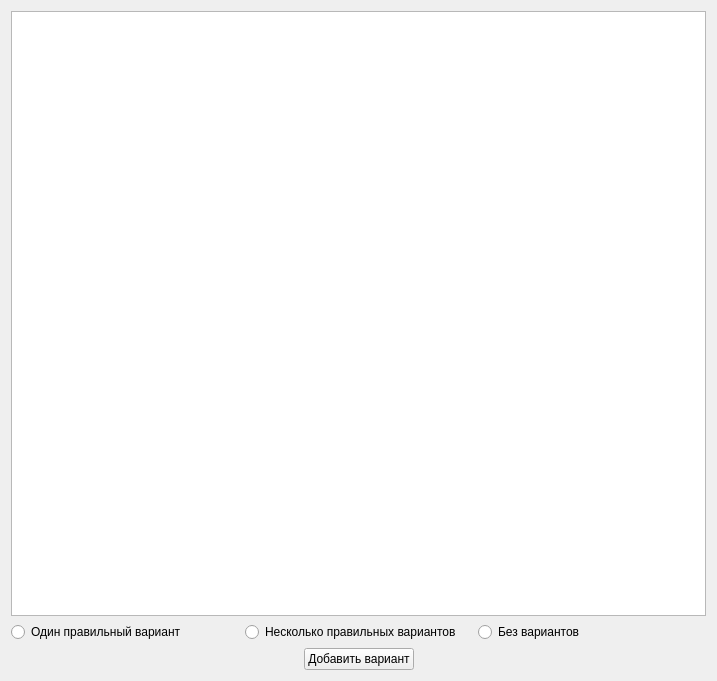
Qt form tab_design.ui (Akimeo/UnderTest) before a commit.
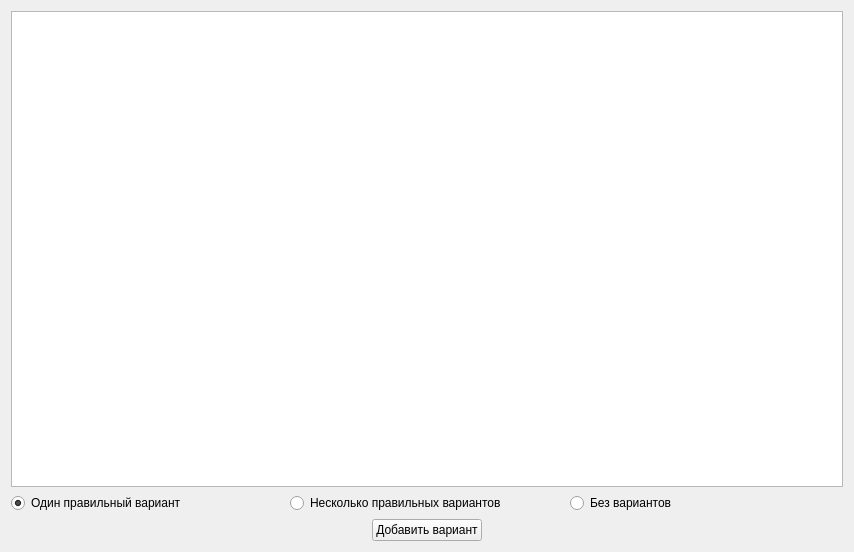
The same form after that commit.

Commit message: The best version (for now)/alpha 0.1.0

```diff
--- a/tab_design.ui
+++ b/tab_design.ui
@@ -6,10 +6,16 @@
    <rect>
     <x>0</x>
     <y>0</y>
-    <width>717</width>
-    <height>681</height>
+    <width>854</width>
+    <height>552</height>
    </rect>
   </property>
+  <property name="sizePolicy">
+   <sizepolicy hsizetype="Expanding" vsizetype="Expanding">
+    <horstretch>0</horstretch>
+    <verstretch>0</verstretch>
+   </sizepolicy>
+  </property>
   <property name="windowTitle">
    <string>Form</string>
   </property>
@@ -24,6 +30,12 @@
          <verstretch>0</verstretch>
         </sizepolicy>
        </property>
+       <property name="maximumSize">
+        <size>
+         <width>16777215</width>
+         <height>16777215</height>
+        </size>
+       </property>
       </widget>
      </item>
      <item>
@@ -33,6 +45,12 @@
          <property name="text">
           <string>Один правильный вариант</string>
          </property>
+         <property name="checked">
+          <bool>true</bool>
+         </property>
+         <attribute name="buttonGroup">
+          <string notr="true">RBG</string>
+         </attribute>
         </widget>
        </item>
        <item>
@@ -40,6 +58,12 @@
          <property name="text">
           <string>Несколько правильных вариантов</string>
          </property>
+         <property name="checked">
+          <bool>false</bool>
+         </property>
+         <attribute name="buttonGroup">
+          <string notr="true">RBG</string>
+         </attribute>
         </widget>
        </item>
        <item>
@@ -71,6 +95,9 @@
        </item>
        <item>
         <widget class="QPushButton" name="add_var">
+         <property name="enabled">
+          <bool>true</bool>
+         </property>
          <property name="text">
           <string>Добавить вариант</string>
          </property>
```
Left out of the diff: 12 changed lines with no effect on the pictures. The commit also changes 2 other files.
